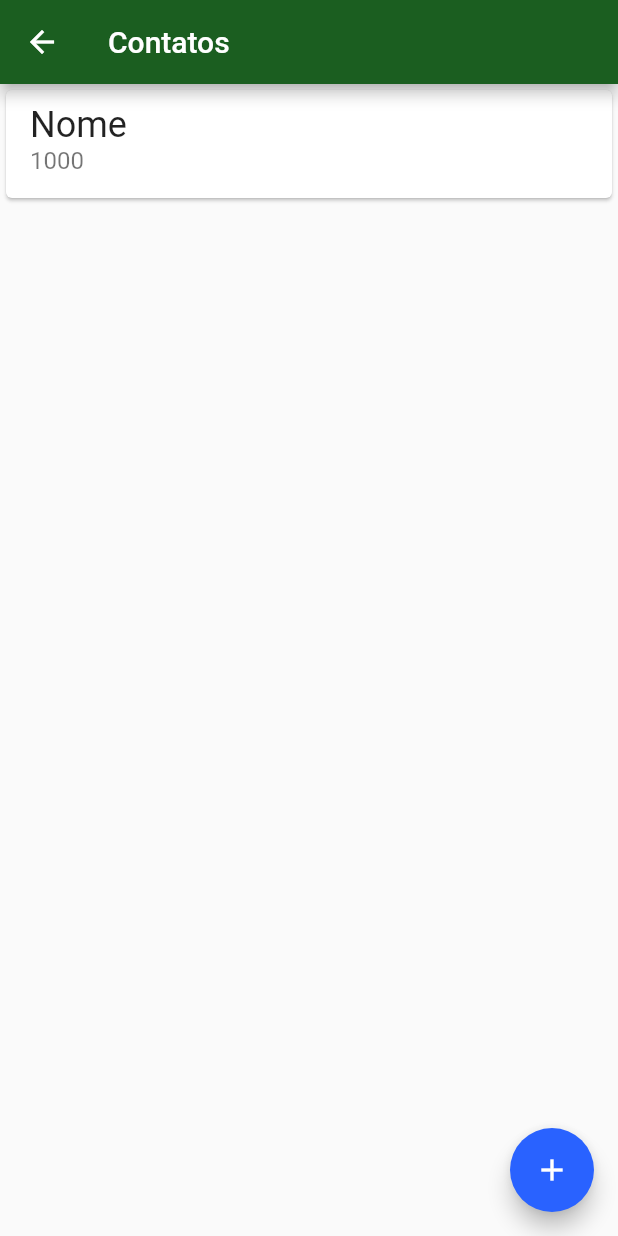
After one commit to lsandrade/bytebank, a Flutter app: the screen it shows after launch, after a tap on "Contatos", on a phone screen of 412 x 824 dp. The commit adds this screen. Run offline on Flutter 3.47's test engine with Material 2 defaults, Android fonts, the phone set to English and light mode, and no system bars.

Commit message:
Cria lista de contatos

```diff
--- a/lib/main.dart
+++ b/lib/main.dart
@@ -1,4 +1,5 @@
 import 'package:bytebank/screens/contatos/dashboard.dart';
+import 'package:bytebank/screens/contatos/lista.dart';
 import 'package:bytebank/screens/transferencia/lista.dart';
 import 'package:flutter/material.dart';
 
--- a/lib/screens/contatos/dashboard.dart
+++ b/lib/screens/contatos/dashboard.dart
@@ -1,4 +1,5 @@
 
+import 'package:bytebank/screens/contatos/lista.dart';
 import 'package:flutter/material.dart';
 
 class Dashboard extends StatelessWidget {
@@ -19,9 +20,18 @@ class Dashboard extends StatelessWidget {
             ),
             Padding(
               padding: const EdgeInsets.all(8.0),
+              child: Material(
+                color: Theme.of(context).primaryColor,
+                child: InkWell(
+                  onTap: () {
+                    Navigator.of(context).push(
+                        MaterialPageRoute(
+                            builder: (context) => ListaContatos()
+                        )
+                    );
+                  },
                   child: Container(
                     padding: EdgeInsets.all(8.0),
-                color: Theme.of(context).primaryColor,
                     height: 100,
                     width: 150,
                     child: Column(
@@ -34,7 +44,7 @@ class Dashboard extends StatelessWidget {
                           size: 24.0,
                         ),
                         Text(
-                        'Contacts',
+                            'Contatos',
                             style: TextStyle(
                               color: Colors.white,
                               fontSize: 16.0
@@ -43,6 +53,8 @@ class Dashboard extends StatelessWidget {
                       ],
                     ),
                   ),
+                ),
+              ),
             )
           ],
       ),
--- /dev/null
+++ b/lib/screens/contatos/lista.dart
@@ -0,0 +1,39 @@
+
+
+import 'package:flutter/cupertino.dart';
+import 'package:flutter/material.dart';
+
+class ListaContatos extends StatelessWidget {
+  @override
+  Widget build(BuildContext context) {
+    return Scaffold(
+      appBar: AppBar(
+        title: Text("Contatos"),
+      ),
+      body: ListView(
+        children: [
+          Card(
+            child: ListTile(
+              title: Text(
+                'Nome',
+                style: TextStyle(
+                  fontSize: 24.0
+                ),
+              ),
+              subtitle: Text(
+                '1000',
+                style: TextStyle(
+                  fontSize: 16.0
+                ),
+              ),
+            ),
+          )
+        ],
+      ),
+      floatingActionButton: FloatingActionButton(
+        onPressed: () {},
+        child: Icon(Icons.add),
+      ),
+    );
+  }
+}
```
Lines whose indentation alone changed are shown as unchanged.
